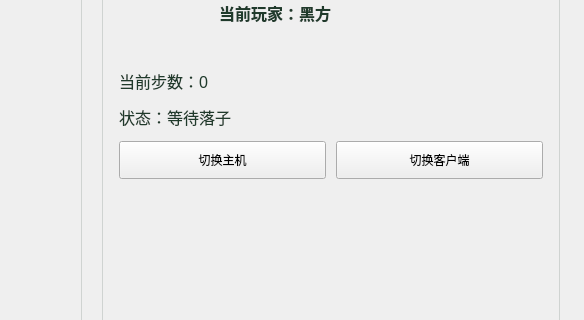
Above: src/ui/mainwindow.ui from zzzz-1111/gomoku before the change; both pictures show x 616 to 1200 and y 166 to 486 of the 1200 by 824 pixel window. Below: the same form after it.
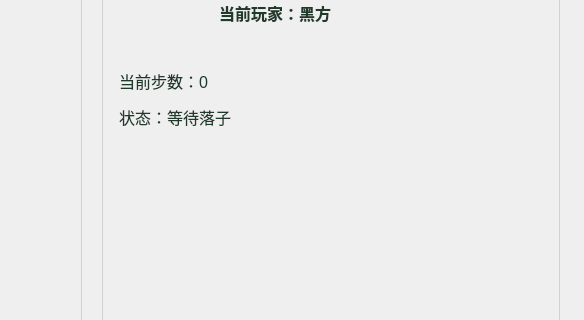
That is the form after the change. The open tabs and pages were chosen to show the change. Icons and pictures are not drawn.

```diff
--- a/src/ui/mainwindow.ui
+++ b/src/ui/mainwindow.ui
@@ -538,51 +538,6 @@
               </property>
              </widget>
             </item>
-            <item>
-             <layout class="QHBoxLayout" name="debugRoleButtonLayout">
-              <property name="spacing">
-               <number>10</number>
-              </property>
-              <property name="leftMargin">
-               <number>0</number>
-              </property>
-              <property name="topMargin">
-               <number>0</number>
-              </property>
-              <property name="rightMargin">
-               <number>0</number>
-              </property>
-              <property name="bottomMargin">
-               <number>0</number>
-              </property>
-              <item>
-               <widget class="QPushButton" name="debugHostButton">
-                <property name="minimumSize">
-                 <size>
-                  <width>0</width>
-                  <height>38</height>
-                 </size>
-                </property>
-                <property name="text">
-                 <string>切换主机</string>
-                </property>
-               </widget>
-              </item>
-              <item>
-               <widget class="QPushButton" name="debugClientButton">
-                <property name="minimumSize">
-                 <size>
-                  <width>0</width>
-                  <height>38</height>
-                 </size>
-                </property>
-                <property name="text">
-                 <string>切换客户端</string>
-                </property>
-               </widget>
-              </item>
-             </layout>
-            </item>
             <item>
               <spacer name="infoBottomSpacer">
                <property name="orientation">
```
Left out of the diff: 18 changed lines with no effect on the pictures.
